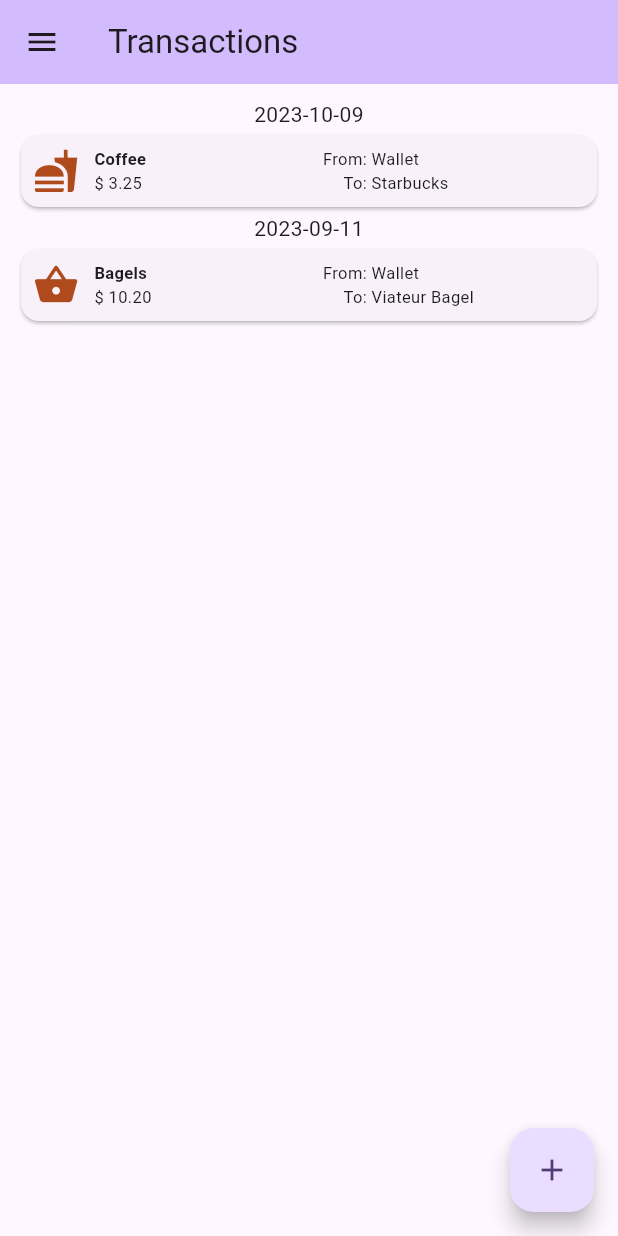
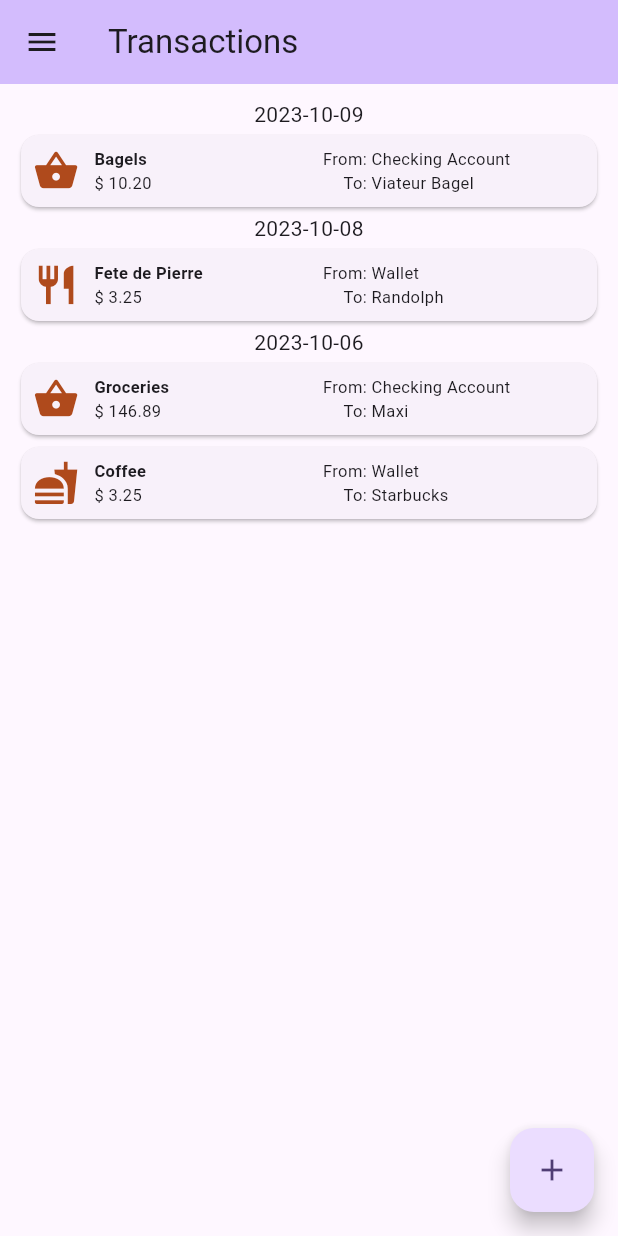
Before and after one commit to ChagnonSebastien/budget-app, a Flutter app: the screen it shows after launch, on a phone screen of 412 x 824 dp. Run offline on Flutter 3.47's test engine with Material 2 defaults, Android fonts, the phone set to English and light mode, and no system bars; our stand-ins replace flutter_hooks, hooks_riverpod, sqflite; accounts and stored records are empty.

Commit message:
Better defaults and file split

```diff
--- a/lib/main.dart
+++ b/lib/main.dart
@@ -14,8 +14,6 @@ class BudgetApp extends HookWidget {
   @override
   Widget build(BuildContext context) {
 
-    final selectedPageIndex = useState(0);
-
     return MaterialApp(
       title: 'Budget App',
       theme: ThemeData(
--- a/lib/models/account.dart
+++ b/lib/models/account.dart
@@ -31,6 +31,8 @@ final Account wallet = Account(name: 'Wallet', currency: cad, initialAmount: 100
 final Account checking = Account(name: 'Checking Account', currency: cad, initialAmount: 2000, personal: true);
 final Account viateurBagel = Account(name: "Viateur Bagel", currency: wallet.currency);
 final Account starbucks = Account(name: "Starbucks", currency: wallet.currency);
+final Account randolph = Account(name: "Randolph", currency: wallet.currency);
+final Account maxi = Account(name: "Maxi", currency: wallet.currency);
 
 
 class AccountManager extends StateNotifier<List<Account>> {
--- a/lib/models/transaction.dart
+++ b/lib/models/transaction.dart
@@ -1,6 +1,3 @@
-import 'dart:math';
-
-import 'package:flutter/material.dart';
 import 'package:flutter_hello_world/models/account.dart';
 import 'package:flutter_hello_world/models/category.dart';
 import 'package:flutter_hello_world/utils.dart';
@@ -10,20 +7,20 @@ import 'package:hooks_riverpod/hooks_riverpod.dart';
 class Transaction with UniqueID {
 
   Transaction({
-    required this.name,
     required this.amount,
     required this.from,
     required this.to,
     required this.date,
     required this.category,
+    this.note,
   });
 
-  String name;
   int amount;
   Account from;
   Account to;
   DateTime date;
   Category category;
+  String? note;
 }
 
 
@@ -38,7 +35,7 @@ class TransactionManager extends StateNotifier<List<Transaction>> {
   }
 
   void reorder() {
-    state.sort((a, b) => b.date.compareTo(a.date));
+    state.sort((a, b) => a.date.compareTo(b.date));
     state = [...state];
   }
 
@@ -46,101 +43,39 @@ class TransactionManager extends StateNotifier<List<Transaction>> {
 }
 
 
-final transactionsNotifierProvider = StateNotifierProvider<TransactionManager, List<Transaction>>((ref) {
+final transactionsProvider = StateNotifierProvider<TransactionManager, List<Transaction>>((ref) {
   var initialTransactions = [
     Transaction(
-      name: 'Coffee',
       amount: 325,
       from: wallet,
       to: starbucks,
-      date: DateTime.now(),
+      date: DateTime.now().subtract(const Duration(days: 3)),
       category: fastFood,
+      note: 'Coffee',
     ),
     Transaction(
-      name: 'Bagels',
+      amount: 14689,
+      from: checking,
+      to: maxi,
+      date: DateTime.now().subtract(const Duration(days: 3)),
+      category: groceries,
+    ),
+    Transaction(
+      amount: 325,
+      from: wallet,
+      to: randolph,
+      date: DateTime.now().subtract(const Duration(days: 1)),
+      category: goingOut,
+      note: 'Fete de Pierre',
+    ),
+    Transaction(
       amount: 1020,
-      from: wallet,
+      from: checking,
       to: viateurBagel,
-      date: DateTime(2023, 09, 11),
+      date: DateTime.now(),
       category: groceries,
+      note: 'Bagels',
     ),
   ];
   return TransactionManager(initialTransactions);
 });
-
-
-
-
-
-class TransactionCard extends StatelessWidget  {
-  const TransactionCard({
-    super.key,
-    required this.transaction,
-    this.textSize = 11,
-  });
-
-  final Transaction transaction;
-  final double textSize;
-
-  @override
-  Widget build(BuildContext context) => Card(
-    child: Padding(
-      padding: const EdgeInsets.all(8),
-      child: Row(
-        crossAxisAlignment: CrossAxisAlignment.start,
-        children: <Widget>[
-          Padding(
-            padding: const EdgeInsets.only(right: 10),
-            child: Icon(
-              transaction.category.iconData,
-              color: transaction.category.iconColor,
-              size: textSize * 2.8,
-            ),
-          ),
-          Expanded(child: Column(
-            crossAxisAlignment: CrossAxisAlignment.start,
-            children: [
-              Text(
-                transaction.name,
-                style: TextStyle(fontSize: textSize, fontWeight: FontWeight.w700),
-              ),
-              Text(
-                '\$ ${(transaction.amount / pow(10, transaction.from.currency.decimals)).toStringAsFixed(transaction.from.currency.decimals)}',
-                style: TextStyle(fontSize: textSize),
-              ),
-            ],
-          )),
-          Padding(
-            padding: const EdgeInsets.only(left: 10),
-            child: Column(
-              crossAxisAlignment: CrossAxisAlignment.end,
-              children: [
-                Text(
-                  'From: ',
-                  style: TextStyle(fontSize: textSize),
-                ),
-                Text(
-                  'To: ',
-                  style: TextStyle(fontSize: textSize),
-                ),
-              ],
-            ),
-          ),
-          Expanded(child: Column(
-            crossAxisAlignment: CrossAxisAlignment.start,
-            children: [
-              Text(
-                transaction.from.name,
-                style: TextStyle(fontSize: textSize),
-              ),
-              Text(
-                transaction.to.name,
-                style: TextStyle(fontSize: textSize),
-              ),
-            ],
-          )),
-        ],
-      ),
-    ),
-  );
-}
--- a/lib/pages/transactions.dart
+++ b/lib/pages/transactions.dart
@@ -2,8 +2,10 @@ import 'dart:ui';
 
 import 'package:flutter/material.dart';
 import 'package:flutter_hello_world/models/transaction.dart';
+import 'package:flutter_hello_world/widgets/edit_transaction.dart';
+import 'package:flutter_hello_world/widgets/transaction_card.dart';
 import 'package:flutter_hello_world/utils.dart';
-import 'package:flutter_hello_world/widgets/new_transaction.dart';
+import 'package:flutter_hello_world/pages/new_transaction.dart';
 import 'package:hooks_riverpod/hooks_riverpod.dart';
 
 class MyTransactions extends ConsumerWidget {
@@ -13,15 +15,15 @@ class MyTransactions extends ConsumerWidget {
 
   @override
   Widget build(BuildContext context, WidgetRef ref) {
-    final transactionsNotifier = ref.watch(transactionsNotifierProvider.notifier);
-    final transactions = ref.watch(transactionsNotifierProvider);
+    final transactionsNotifier = ref.watch(transactionsProvider.notifier);
+    final transactions = ref.watch(transactionsProvider);
 
     List<Widget> items = [];
     List<DateTime> itemDates = [];
     DateTime? lastDay;
 
 
-    for (Transaction t in transactions) {
+    for (Transaction t in transactions.reversed) {
       bool newDay = lastDay == null || !sameDay(t.date, lastDay);
       if (newDay) {
         DateTime currentDate = DateTime(t.date.year, t.date.month, t.date.day);
@@ -41,7 +43,7 @@ class MyTransactions extends ConsumerWidget {
 
       items.add(TransactionCard(
         key: Key(t.id),
-        transaction: t
+        transaction: t,
       ));
       itemDates.add(t.date);
     }
@@ -83,13 +85,8 @@ class MyTransactions extends ConsumerWidget {
       floatingActionButton: FloatingActionButton(
         onPressed: () {
           Navigator.push(context, MaterialPageRoute(builder: (context) {
-            return NewTransaction(
+            return const NewTransaction(
               transactionType: TransactionType.expense,
-              commit: (transaction) {
-                transactionsNotifier.newTransaction(transaction);
-                transactionsNotifier.reorder();
-                Navigator.pop(context);
-              },
             );
           }));
         },
--- /dev/null
+++ b/lib/widgets/transaction_card.dart
@@ -0,0 +1,86 @@
+import 'dart:math';
+
+import 'package:flutter/material.dart';
+import 'package:flutter_hello_world/models/account.dart';
+import 'package:flutter_hello_world/models/category.dart';
+import 'package:flutter_hello_world/models/transaction.dart';
+import 'package:flutter_hello_world/utils.dart';
+import 'package:hooks_riverpod/hooks_riverpod.dart';
+
+
+class TransactionCard extends StatelessWidget  {
+  const TransactionCard({
+    super.key,
+    required this.transaction,
+    this.textSize = 11,
+  });
+
+  final Transaction transaction;
+  final double textSize;
+
+  @override
+  Widget build(BuildContext context) {
+    return Card(
+      child: Padding(
+        padding: const EdgeInsets.all(8),
+        child: Row(
+          crossAxisAlignment: CrossAxisAlignment.start,
+          children: <Widget>[
+            Padding(
+              padding: const EdgeInsets.only(right: 10),
+              child: Icon(
+                transaction.category.iconData,
+                color: transaction.category.iconColor,
+                size: textSize * 2.8,
+              ),
+            ),
+            Expanded(child: Column(
+              crossAxisAlignment: CrossAxisAlignment.start,
+              children: [
+                Text(
+                  transaction.note ?? transaction.category.name,
+                  style: TextStyle(fontSize: textSize, fontWeight: FontWeight.w700),
+                ),
+                Text(
+                  '\$ ${(transaction.amount /
+                      pow(10, transaction.from.currency.decimals))
+                      .toStringAsFixed(transaction.from.currency.decimals)}',
+                  style: TextStyle(fontSize: textSize),
+                ),
+              ],
+            )),
+            Padding(
+              padding: const EdgeInsets.only(left: 10),
+              child: Column(
+                crossAxisAlignment: CrossAxisAlignment.end,
+                children: [
+                  Text(
+                    'From: ',
+                    style: TextStyle(fontSize: textSize),
+                  ),
+                  Text(
+                    'To: ',
+                    style: TextStyle(fontSize: textSize),
+                  ),
+                ],
+              ),
+            ),
+            Expanded(child: Column(
+              crossAxisAlignment: CrossAxisAlignment.start,
+              children: [
+                Text(
+                  transaction.from.name,
+                  style: TextStyle(fontSize: textSize),
+                ),
+                Text(
+                  transaction.to.name,
+                  style: TextStyle(fontSize: textSize),
+                ),
+              ],
+            )),
+          ],
+        ),
+      ),
+    );
+  }
+}
```
Also changed, not shown: lib/models/category.dart (+9 -2 lines), lib/pages/new_transaction.dart (added, +38 -0 lines), lib/widgets/edit_transaction.dart (added, +220 -0 lines), lib/widgets/new_transaction.dart (deleted, +0 -233 lines).
